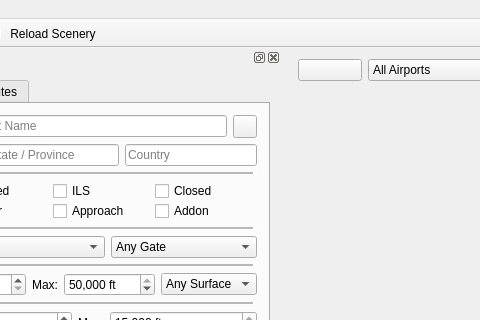
The window that src/gui/mainwindow.ui (albar965/littlenavmap) describes before a commit, drawn with Qt 5; both pictures show x 175 to 655 and y 0 to 320 of the 1015 by 711 pixel window.
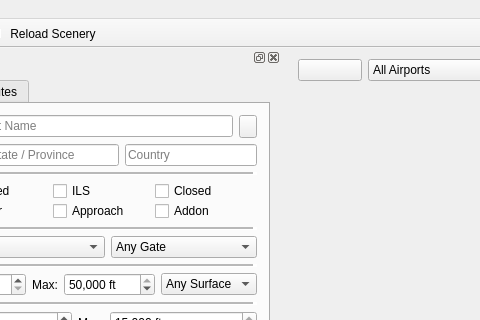
The same window after the commit. Icons and pictures are not drawn.

```diff
--- a/src/gui/mainwindow.ui
+++ b/src/gui/mainwindow.ui
@@ -178,6 +178,12 @@
                <property name="text">
                 <string/>
                </property>
+               <property name="iconSize">
+                <size>
+                 <width>10</width>
+                 <height>16</height>
+                </size>
+               </property>
                <property name="popupMode">
                 <enum>QToolButton::InstantPopup</enum>
                </property>
```
Left out of the diff: 199 changed lines with no effect on the pictures.
